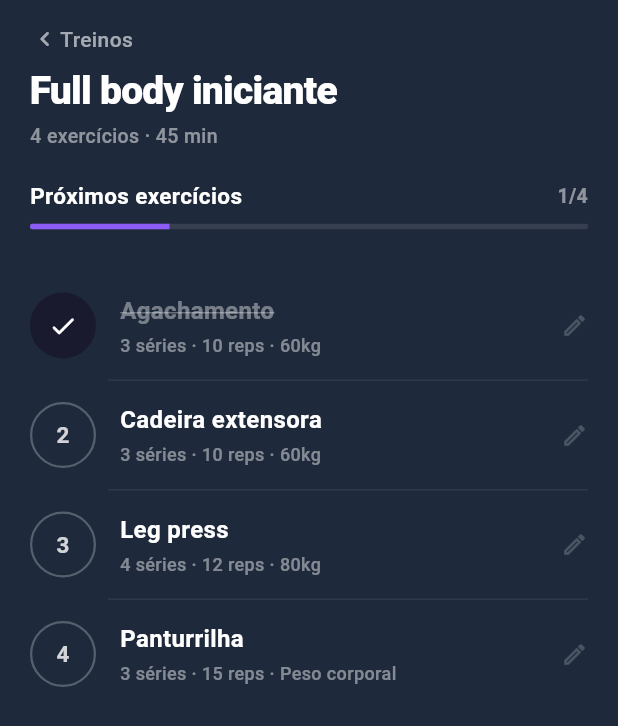
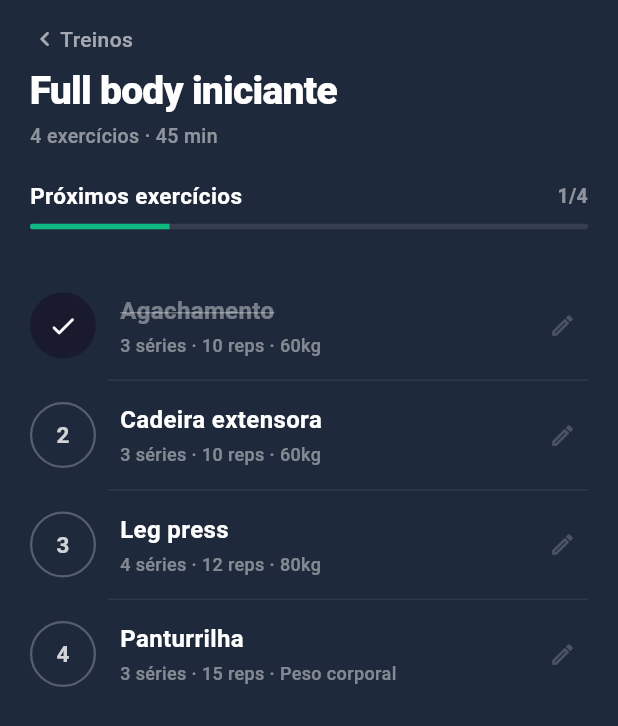
Before and after one commit to cdantass/fitgroup, a Flutter app: the WorkoutDetailScreen screen opened directly with sample values from the repository, on a phone screen of 412 x 824 dp. Shown: the top 726 px of the screen. Run offline on Flutter 3.47's test engine with Material 3 defaults, Android fonts, the phone set to English and light mode, and no system bars; Roboto replaces fonts that are missing (Nunito).

Commit message:
adicionaod acessibilidade para as telas de treino

```diff
--- a/fitgroup/lib/screens/workout_detail_screen.dart
+++ b/fitgroup/lib/screens/workout_detail_screen.dart
@@ -172,7 +172,7 @@ class _WorkoutDetailScreenState extends State<WorkoutDetailScreen> {
                 value: progress,
                 backgroundColor: Colors.white.withOpacity(0.1),
                 valueColor: AlwaysStoppedAnimation<Color>(
-                  progress == 1.0 ? AppTheme.teal : AppTheme.purple,
+                  AppTheme.teal,
                 ),
                 minHeight: 4,
               ),
@@ -255,6 +255,16 @@ class _WorkoutDetailScreenState extends State<WorkoutDetailScreen> {
                   borderRadius: BorderRadius.circular(16),
                 ),
                 elevation: 0,
+                overlayColor: Colors.white.withOpacity(0.15),
+              ).copyWith(
+                elevation: WidgetStateProperty.resolveWith<double>(
+                  (Set<WidgetState> states) {
+                    if (states.contains(WidgetState.hovered)) {
+                      return 8;
+                    }
+                    return 0;
+                  },
+                ),
               ),
               child: const Text(
                 'Salvar progresso',
@@ -271,7 +281,7 @@ class _WorkoutDetailScreenState extends State<WorkoutDetailScreen> {
   }
 }
 
-class _ExerciseRow extends StatelessWidget {
+class _ExerciseRow extends StatefulWidget {
   final Exercise exercise;
   final int index;
   final VoidCallback onToggle;
@@ -285,42 +295,70 @@ class _ExerciseRow extends StatelessWidget {
   });
 
   @override
+  State<_ExerciseRow> createState() => _ExerciseRowState();
+}
+
+class _ExerciseRowState extends State<_ExerciseRow> {
+  bool _isNumberHovered = false;
+  bool _isEditHovered = false;
+
+  @override
   Widget build(BuildContext context) {
     return GestureDetector(
-      onTap: onEdit,
+      onTap: widget.onEdit,
       behavior: HitTestBehavior.opaque,
       child: Padding(
         padding: const EdgeInsets.symmetric(horizontal: 20, vertical: 14),
         child: Row(
           children: [
-            GestureDetector(
-              onTap: onToggle,
+            MouseRegion(
+              onEnter: (_) => setState(() => _isNumberHovered = true),
+              onExit: (_) => setState(() => _isNumberHovered = false),
+              cursor: SystemMouseCursors.click,
+              child: GestureDetector(
+                onTap: widget.onToggle,
                 child: AnimatedContainer(
                   duration: const Duration(milliseconds: 220),
                   width: 44,
                   height: 44,
                   decoration: BoxDecoration(
                     shape: BoxShape.circle,
-                  color: exercise.completed
+                    color: widget.exercise.completed
                         ? AppTheme.primaryDark
-                      : Colors.transparent,
+                        : (_isNumberHovered
+                            ? Colors.white.withOpacity(0.08)
+                            : Colors.transparent),
                     border: Border.all(
-                    color: exercise.completed
+                      color: widget.exercise.completed
                           ? AppTheme.primaryDark
-                        : Colors.white.withOpacity(0.25),
-                    width: 1.5,
+                          : (_isNumberHovered
+                              ? Colors.white.withOpacity(0.4)
+                              : Colors.white.withOpacity(0.25)),
+                      width: _isNumberHovered ? 2 : 1.5,
                     ),
+                    boxShadow: _isNumberHovered && !widget.exercise.completed
+                        ? [
+                            BoxShadow(
+                              color: Colors.white.withOpacity(0.15),
+                              blurRadius: 6,
+                              spreadRadius: 1,
+                            )
+                          ]
+                        : [],
                   ),
                   child: Center(
-                  child: exercise.completed
+                    child: widget.exercise.completed
                         ? const Icon(Icons.check_rounded,
                             color: Colors.white, size: 20)
                         : Text(
-                          '${index + 1}',
+                            '${widget.index + 1}',
                             style: TextStyle(
-                            color: Colors.white.withOpacity(0.8),
+                              color: _isNumberHovered
+                                  ? Colors.white.withOpacity(1)
+                                  : Colors.white.withOpacity(0.8),
                               fontWeight: FontWeight.w700,
                               fontSize: 15,
+                            ),
                           ),
                   ),
                 ),
@@ -332,14 +370,14 @@ class _ExerciseRow extends StatelessWidget {
                 crossAxisAlignment: CrossAxisAlignment.start,
                 children: [
                   Text(
-                    exercise.name,
+                    widget.exercise.name,
                     style: TextStyle(
-                      color: exercise.completed
+                      color: widget.exercise.completed
                           ? Colors.white.withOpacity(0.4)
                           : Colors.white,
                       fontSize: 16,
                       fontWeight: FontWeight.w700,
-                      decoration: exercise.completed
+                      decoration: widget.exercise.completed
                           ? TextDecoration.lineThrough
                           : TextDecoration.none,
                       decorationColor: Colors.white.withOpacity(0.4),
@@ -347,7 +385,7 @@ class _ExerciseRow extends StatelessWidget {
                   ),
                   const SizedBox(height: 3),
                   Text(
-                    exercise.detail,
+                    widget.exercise.detail,
                     style: TextStyle(
                       color: Colors.white.withOpacity(0.45),
                       fontSize: 12,
@@ -357,10 +395,36 @@ class _ExerciseRow extends StatelessWidget {
                 ],
               ),
             ),
-            Icon(
+            MouseRegion(
+              onEnter: (_) => setState(() => _isEditHovered = true),
+              onExit: (_) => setState(() => _isEditHovered = false),
+              cursor: SystemMouseCursors.click,
+              child: AnimatedContainer(
+                duration: const Duration(milliseconds: 150),
+                padding: const EdgeInsets.all(8),
+                decoration: BoxDecoration(
+                  shape: BoxShape.circle,
+                  color: _isEditHovered
+                      ? Colors.white.withOpacity(0.1)
+                      : Colors.transparent,
+                  boxShadow: _isEditHovered
+                      ? [
+                          BoxShadow(
+                            color: Colors.white.withOpacity(0.1),
+                            blurRadius: 6,
+                            spreadRadius: 1,
+                          )
+                        ]
+                      : [],
+                ),
+                child: Icon(
                   Icons.edit_outlined,
-              color: Colors.white.withOpacity(0.2),
+                  color: _isEditHovered
+                      ? Colors.white.withOpacity(0.6)
+                      : Colors.white.withOpacity(0.2),
                   size: 18,
+                ),
+              ),
             ),
           ],
         ),
@@ -492,13 +556,23 @@ class _EditExerciseSheetState extends State<_EditExerciseSheet> {
                 Navigator.pop(context);
               },
               style: ElevatedButton.styleFrom(
-                backgroundColor: AppTheme.purple,
+                backgroundColor: AppTheme.teal,
                 foregroundColor: Colors.white,
                 padding: const EdgeInsets.symmetric(vertical: 16),
                 shape: RoundedRectangleBorder(
                   borderRadius: BorderRadius.circular(16),
                 ),
                 elevation: 0,
+                overlayColor: Colors.white.withOpacity(0.15),
+              ).copyWith(
+                elevation: WidgetStateProperty.resolveWith<double>(
+                  (Set<WidgetState> states) {
+                    if (states.contains(WidgetState.hovered)) {
+                      return 8;
+                    }
+                    return 0;
+                  },
+                ),
               ),
               child: const Text(
                 'Salvar',
@@ -632,7 +706,7 @@ class _WeightInputState extends State<_WeightInput> {
         borderRadius: BorderRadius.circular(14),
         border: Border.all(
           color: _focus.hasFocus
-              ? AppTheme.purple.withOpacity(0.6)
+              ? AppTheme.teal.withOpacity(0.6)
               : Colors.transparent,
           width: 1.5,
         ),
@@ -698,17 +772,32 @@ class _WeightInputState extends State<_WeightInput> {
 }
 
 
-class _CircleBtn extends StatelessWidget {
+class _CircleBtn extends StatefulWidget {
   final IconData icon;
   final VoidCallback? onTap;
 
   const _CircleBtn({required this.icon, this.onTap});
 
   @override
+  State<_CircleBtn> createState() => _CircleBtnState();
+}
+
+class _CircleBtnState extends State<_CircleBtn> {
+  bool _isHovered = false;
+
+  @override
   Widget build(BuildContext context) {
-    final active = onTap != null;
-    return GestureDetector(
-      onTap: onTap,
+    final active = widget.onTap != null;
+    return MouseRegion(
+      onEnter: (_) {
+        if (active) setState(() => _isHovered = true);
+      },
+      onExit: (_) {
+        if (active) setState(() => _isHovered = false);
+      },
+      cursor: active ? SystemMouseCursors.click : MouseCursor.defer,
+      child: GestureDetector(
+        onTap: widget.onTap,
         child: AnimatedContainer(
           duration: const Duration(milliseconds: 150),
           width: 36,
@@ -716,13 +805,25 @@ class _CircleBtn extends StatelessWidget {
           decoration: BoxDecoration(
             shape: BoxShape.circle,
             color: active
-              ? AppTheme.purple.withOpacity(0.2)
+                ? (_isHovered
+                    ? AppTheme.teal.withOpacity(0.35)
+                    : AppTheme.teal.withOpacity(0.2))
                 : Colors.white.withOpacity(0.05),
+            boxShadow: active && _isHovered
+                ? [
+                    BoxShadow(
+                      color: AppTheme.teal.withOpacity(0.4),
+                      blurRadius: 8,
+                      spreadRadius: 2,
+                    )
+                  ]
+                : [],
           ),
           child: Icon(
-          icon,
-          color: active ? AppTheme.purple : Colors.white.withOpacity(0.2),
+            widget.icon,
+            color: active ? AppTheme.teal : Colors.white.withOpacity(0.2),
             size: 20,
+          ),
         ),
       ),
     );
```
Lines whose indentation alone changed are shown as unchanged.
